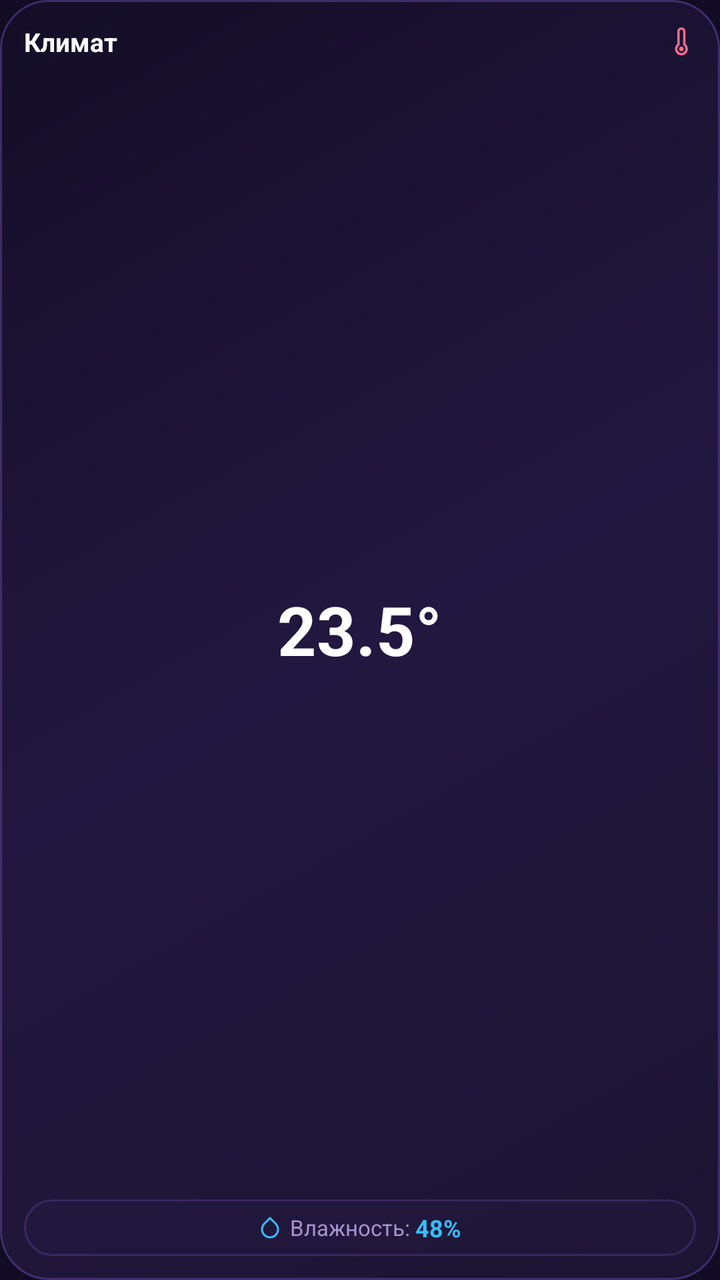
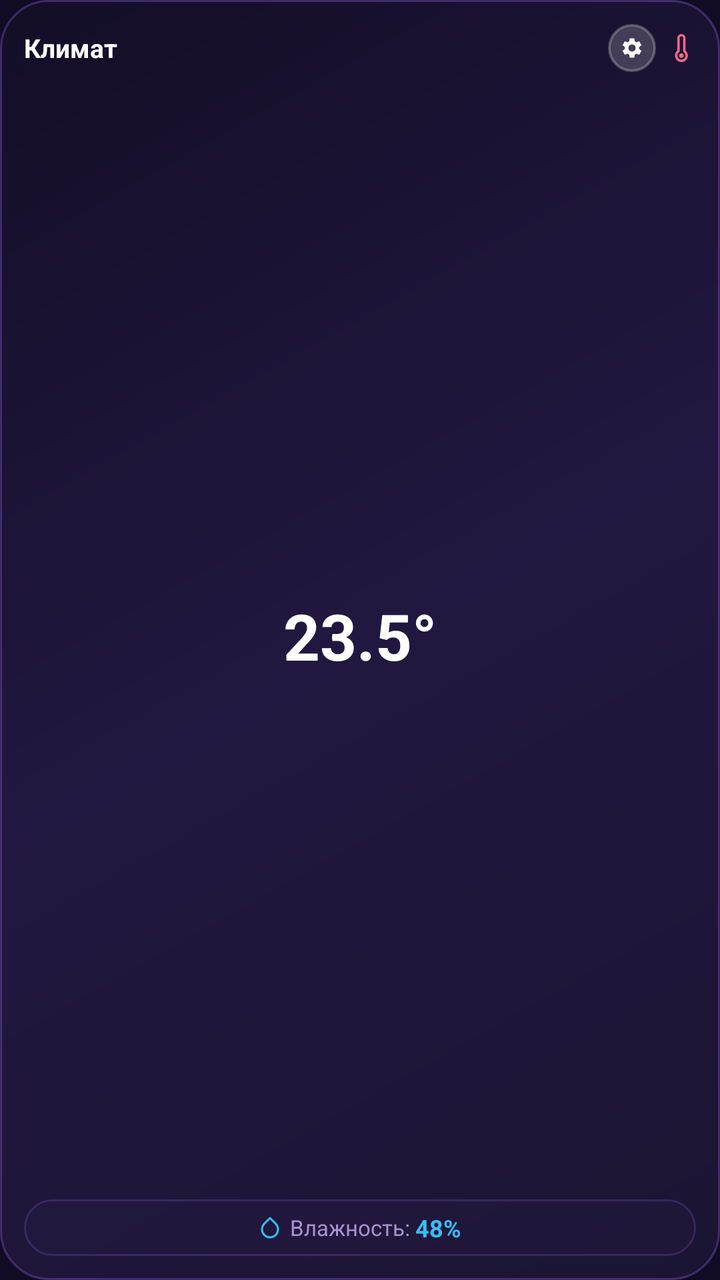

Two renders of the same Android screen: before a commit and after it. Below are the layout's source before the change and the commit's diff.
<!-- AndroidManifest.xml: application theme Theme.AliceHomeWidget -->
<!-- res/layout/widget_alice_compact_2x2.xml -->
<?xml version="1.0" encoding="utf-8"?>
<LinearLayout xmlns:android="http://schemas.android.com/apk/res/android"
    android:id="@+id/rootLayoutCompact"
    android:layout_width="match_parent"
    android:layout_height="match_parent"
    android:background="@drawable/bg_skin_alice"
    android:gravity="center"
    android:orientation="vertical"
    android:padding="12dp">

    
    <LinearLayout
        android:layout_width="match_parent"
        android:layout_height="wrap_content"
        android:gravity="center_vertical"
        android:orientation="horizontal">

        <TextView
            android:id="@+id/tvCompactRoomName"
            android:layout_width="0dp"
            android:layout_height="wrap_content"
            android:layout_weight="1"
            android:text="Климат"
            android:textColor="@color/alice_text_white"
            android:textSize="13sp"
            android:textStyle="bold" />

        <ImageView
            android:layout_width="14dp"
            android:layout_height="14dp"
            android:src="@drawable/ic_thermometer" />
    </LinearLayout>

    
    <LinearLayout
        android:layout_width="match_parent"
        android:layout_height="0dp"
        android:layout_weight="1"
        android:gravity="center"
        android:orientation="vertical">

        <TextView
            android:id="@+id/tvCompactTemp"
            android:layout_width="wrap_content"
            android:layout_height="wrap_content"
            android:text="23.5°"
            android:textColor="@color/alice_text_white"
            android:textSize="34sp"
            android:textStyle="bold" />
    </LinearLayout>

    
    <LinearLayout
        android:id="@+id/layoutCompactHumidity"
        android:layout_width="match_parent"
        android:layout_height="wrap_content"
        android:background="@drawable/bg_tile_alice"
        android:gravity="center"
        android:orientation="horizontal"
        android:padding="6dp">

        <ImageView
            android:layout_width="12dp"
            android:layout_height="12dp"
            android:src="@drawable/ic_humidity" />

        <TextView
            android:layout_width="wrap_content"
            android:layout_height="wrap_content"
            android:layout_marginStart="4dp"
            android:text="Влажность: "
            android:textColor="@color/alice_text_muted"
            android:textSize="11sp" />

        <TextView
            android:id="@+id/tvCompactHumidity"
            android:layout_width="wrap_content"
            android:layout_height="wrap_content"
            android:text="48%"
            android:textColor="@color/sensor_humidity_cyan"
            android:textSize="12sp"
            android:textStyle="bold" />
    </LinearLayout>

</LinearLayout>
<!-- resources referenced by this layout -->
<resources>
  <color name="alice_text_muted">#A793D0</color>
  <color name="alice_text_white">#FFFFFF</color>
  <color name="sensor_humidity_cyan">#38BDF8</color>
  <!-- drawable bg_skin_alice (drawable) -->
  <?xml version="1.0" encoding="utf-8"?>
  <shape xmlns:android="http://schemas.android.com/apk/res/android"
      android:shape="rectangle">
      <corners android:radius="24dp" />
      <gradient
          android:angle="135"
          android:startColor="#E61C1433"
          android:centerColor="#D9241944"
          android:endColor="#E6130D26"
          android:type="linear" />
      <stroke
          android:width="1dp"
          android:color="#4D9D74FF" />
  </shape>
  <!-- drawable bg_tile_alice (drawable) -->
  <?xml version="1.0" encoding="utf-8"?>
  <shape xmlns:android="http://schemas.android.com/apk/res/android"
      android:shape="rectangle">
      <corners android:radius="14dp" />
      <solid android:color="#26302257" />
      <stroke
          android:width="1dp"
          android:color="#339D74FF" />
  </shape>
  <!-- drawable ic_humidity (drawable) -->
  <vector xmlns:android="http://schemas.android.com/apk/res/android"
      android:width="24dp"
      android:height="24dp"
      android:viewportWidth="24"
      android:viewportHeight="24">
      <path
          android:strokeColor="#FF38BDF8"
          android:strokeWidth="2"
          android:strokeLineCap="round"
          android:strokeLineJoin="round"
          android:fillColor="#00000000"
          android:pathData="M12,2.69l5.66,5.66a8,8 0 1,1 -11.31,0z" />
  </vector>
  <style name="Theme.AliceHomeWidget" parent="Theme.Material3.Dark.NoActionBar">
          <item name="colorPrimary">@color/alice_neon_purple</item>
          <item name="colorOnPrimary">@color/white</item>
          <item name="colorSecondary">@color/alice_primary_purple</item>
          <item name="android:statusBarColor">@color/alice_purple_dark</item>
          <item name="android:navigationBarColor">@color/alice_purple_dark</item>
          <item name="android:windowBackground">@color/alice_purple_dark</item>
      </style>
  <color name="alice_neon_purple">#9D4EDD</color>
  <color name="white">#FFFFFFFF</color>
  <color name="alice_primary_purple">#7B2CBF</color>
  <color name="alice_purple_dark">#120B24</color>
  <!-- unchanged entries left out for length: 1 -->
</resources>

<!-- the commit's change to res/layout/widget_alice_compact_2x2.xml (unified diff, before → after) -->
@@ -25,6 +25,21 @@
             android:textSize="13sp"
             android:textStyle="bold" />
 
+        <FrameLayout
+            android:id="@+id/btnCompactConfigure"
+            android:layout_width="24dp"
+            android:layout_height="24dp"
+            android:layout_marginEnd="6dp"
+            android:background="@drawable/bg_btn_xiaomi">
+
+            <ImageView
+                android:layout_width="12dp"
+                android:layout_height="12dp"
+                android:layout_gravity="center"
+                android:contentDescription="Настроить"
+                android:src="@drawable/ic_gear" />
+        </FrameLayout>
+
         <ImageView
             android:layout_width="14dp"
             android:layout_height="14dp"
@@ -37,7 +52,7 @@
         android:layout_height="0dp"
         android:layout_weight="1"
         android:gravity="center"
-        android:orientation="vertical">
+        android:orientation="horizontal">
 
         <TextView
             android:id="@+id/tvCompactTemp"
@@ -45,8 +60,15 @@
             android:layout_height="wrap_content"
             android:text="23.5°"
             android:textColor="@color/alice_text_white"
-            android:textSize="34sp"
+            android:textSize="32sp"
             android:textStyle="bold" />
+
+        <ImageView
+            android:id="@+id/ivCompactComfortGauge"
+            android:layout_width="36dp"
+            android:layout_height="36dp"
+            android:layout_marginStart="8dp"
+            android:visibility="gone" />
     </LinearLayout>
 
     
<!-- resource entries referenced after the edit -->
@@ -3,6 +3,15 @@
   <color name="alice_text_muted">#A793D0</color>
   <color name="alice_text_white">#FFFFFF</color>
   <color name="sensor_humidity_cyan">#38BDF8</color>
+  <!-- drawable bg_btn_xiaomi (drawable) -->
+  <?xml version="1.0" encoding="utf-8"?>
+  <shape xmlns:android="http://schemas.android.com/apk/res/android"
+      android:shape="oval">
+      <solid android:color="#2EFFFFFF" />
+      <stroke
+          android:width="1.2dp"
+          android:color="#3DFFFFFF" />
+  </shape>
   <!-- drawable bg_skin_alice (drawable) -->
   <?xml version="1.0" encoding="utf-8"?>
   <shape xmlns:android="http://schemas.android.com/apk/res/android"
@@ -28,6 +37,16 @@
           android:width="1dp"
           android:color="#339D74FF" />
   </shape>
+  <!-- drawable ic_gear (drawable) -->
+  <vector xmlns:android="http://schemas.android.com/apk/res/android"
+      android:width="24dp"
+      android:height="24dp"
+      android:viewportWidth="24"
+      android:viewportHeight="24">
+      <path
+          android:fillColor="#FFFFFFFF"
+          android:pathData="M19.14,12.94c0.04,-0.3 0.06,-0.61 0.06,-0.94c0,-0.32 -0.02,-0.64 -0.07,-0.94l2.03,-1.58c0.18,-0.14 0.23,-0.41 0.12,-0.61l-1.92,-3.32c-0.12,-0.22 -0.37,-0.29 -0.59,-0.22l-2.39,0.96c-0.5,-0.38 -1.03,-0.7 -1.62,-0.94L14.4,2.81c-0.04,-0.24 -0.24,-0.41 -0.48,-0.41h-3.84c-0.24,0 -0.43,0.17 -0.47,0.41L9.25,5.35C8.66,5.59 8.12,5.92 7.63,6.29L5.24,5.33c-0.22,-0.08 -0.47,0 -0.59,0.22L2.74,8.87c-0.12,0.21 -0.08,0.47 0.12,0.61l2.03,1.58c-0.05,0.3 -0.09,0.63 -0.09,0.94s0.02,0.64 0.07,0.94l-2.03,1.58c-0.18,0.14 -0.23,0.41 -0.12,0.61l1.92,3.32c0.12,0.22 0.37,0.29 0.59,0.22l2.39,-0.96c0.5,0.38 1.03,0.7 1.62,0.94l0.36,2.54c0.05,0.24 0.24,0.41 0.48,0.41h3.84c0.24,0 0.44,-0.17 0.47,-0.41l0.36,-2.54c0.59,-0.24 1.13,-0.56 1.62,-0.94l2.39,0.96c0.22,0.08 0.47,0 0.59,-0.22l1.92,-3.32c0.12,-0.22 0.07,-0.47 -0.12,-0.61L19.14,12.94zM12,15.6c-1.98,0 -3.6,-1.62 -3.6,-3.6s1.62,-3.6 3.6,-3.6s3.6,1.62 3.6,3.6S13.98,15.6 12,15.6z" />
+  </vector>
   <!-- drawable ic_humidity (drawable) -->
   <vector xmlns:android="http://schemas.android.com/apk/res/android"
       android:width="24dp"
